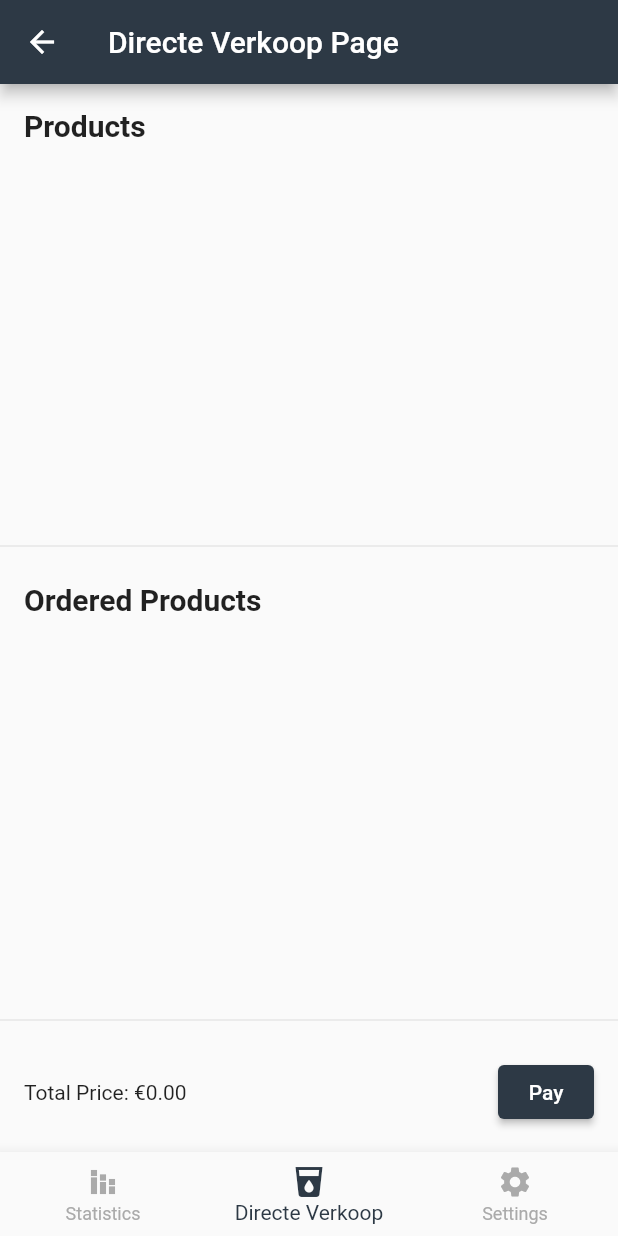
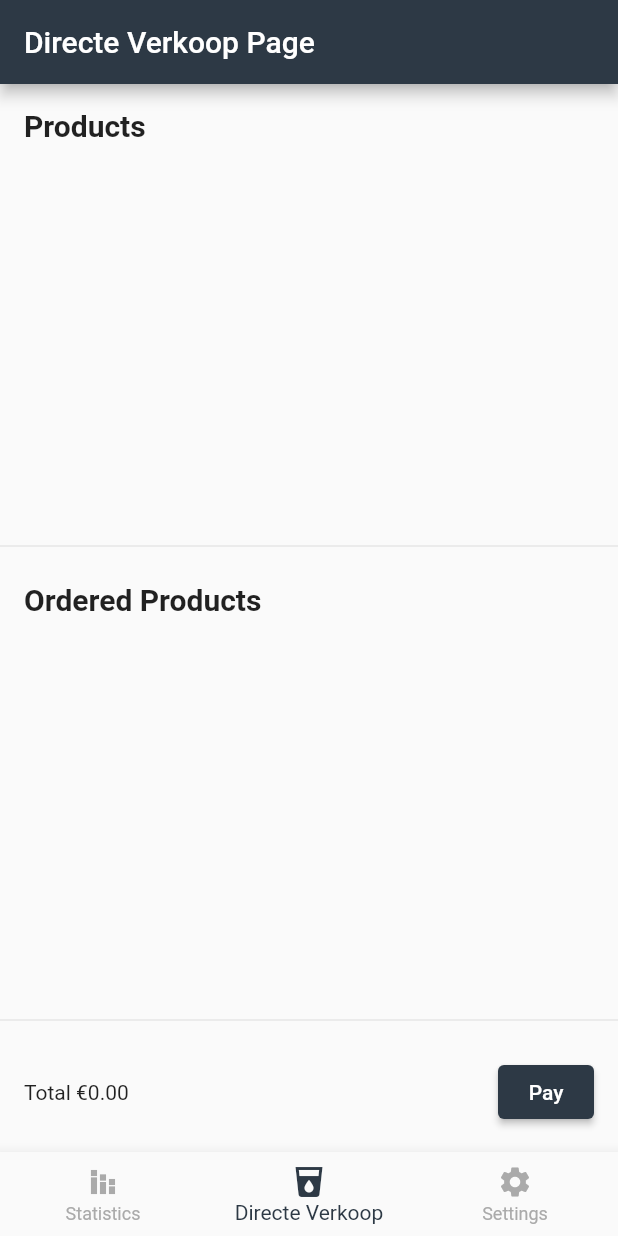
Before and after one commit to tomlommerse/kassakameraad, a Flutter app: the screen it shows after launch, on a phone screen of 412 x 824 dp. Run offline on Flutter 3.47's test engine with Material 2 defaults, Android fonts, the phone set to English and light mode, and no system bars; our stand-ins replace charts_flutter, sqflite; accounts and stored records are empty.

Commit message:
syling + delete mock data

```diff
--- a/lib/directe_verkoop_page.dart
+++ b/lib/directe_verkoop_page.dart
@@ -105,13 +105,8 @@ class _DirecteVerkoopPageState extends State<DirecteVerkoopPage> {
     return Scaffold(
       appBar: AppBar(
         backgroundColor: primaryColor,
-        leading: IconButton(
-          icon: Icon(Icons.arrow_back),
-          onPressed: () {
-            Navigator.pop(context);
-          },
-        ),
         title: Text('Directe Verkoop Page'),
+        automaticallyImplyLeading: false,
       ),
       body: Column(
         crossAxisAlignment: CrossAxisAlignment.stretch,
@@ -194,7 +189,7 @@ class _DirecteVerkoopPageState extends State<DirecteVerkoopPage> {
             child: Row(
               mainAxisAlignment: MainAxisAlignment.spaceBetween,
               children: [
-                Text('Total Price: €${calculateTotalPrice().toStringAsFixed(2)}'),
+                Text('Total €${calculateTotalPrice().toStringAsFixed(2)}'),
                 ElevatedButton(
                   onPressed: () {
                     pay();
--- a/lib/helpers/db_helper.dart
+++ b/lib/helpers/db_helper.dart
@@ -52,12 +52,6 @@ class DBHelper {
     );
   }
 
-  static Future<void> addInitialProducts() async {
-    await insertProduct('bier', 3.0);
-    await insertProduct('wijn', 5.0);
-    await insertProduct('cola', 2.5);
-  }
-
   static Future<void> completeOrder(double totalPrice) async {
     final db = await DBHelper.database();
     final completedTime = DateTime.now().toIso8601String();
--- a/lib/logo_page.dart
+++ b/lib/logo_page.dart
@@ -48,7 +48,7 @@ class _LogoPageState extends State<LogoPage> {
     return Padding(
       padding: EdgeInsets.all(16.0),
       child: Text(
-        'Total Price: \€${totalPrice.toStringAsFixed(2)}',
+        'Total: \€${totalPrice.toStringAsFixed(2)}',
         style: TextStyle(fontSize: 20.0, fontWeight: FontWeight.bold),
       ),
     );
@@ -109,6 +109,7 @@ class _LogoPageState extends State<LogoPage> {
   Widget build(BuildContext context) {
     return Scaffold(
       appBar: AppBar(
+        backgroundColor: Color(0xFF2D3945),
         title: Text('Statistics'),
         automaticallyImplyLeading: false,
         actions: [
--- a/lib/settings_page.dart
+++ b/lib/settings_page.dart
@@ -62,14 +62,16 @@ class _SettingsPageState extends State<SettingsPage> {
   Widget build(BuildContext context) {
     return Scaffold(
       appBar: AppBar(
-        title: Text('Settings Page'),
+        backgroundColor: Color(0xFF2D3945),
+        title: Text('Settings'),
+        automaticallyImplyLeading: false,
       ),
       body: Padding(
         padding: EdgeInsets.all(16.0),
         child: Column(
           children: [
             Text(
-              'Add Product',
+              'Add or edit Product',
               style: TextStyle(fontSize: 20.0, fontWeight: FontWeight.bold),
             ),
             TextField(
```
